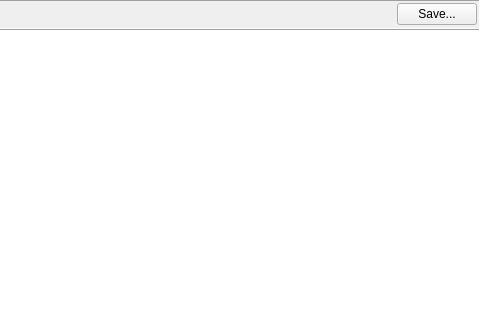
First picture: the form in jal/ui/reports/unsettled_transfers_report.ui, repository titov-vv/jal, before the edit; both pictures show x 420 to 900 and y 0 to 320 of the 900 by 500 pixel window.
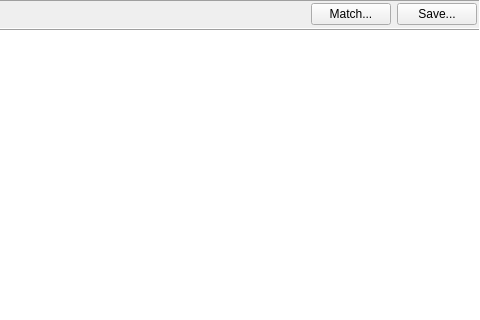
Second picture: the form after the edit. Custom widgets are drawn as their Qt base class.

Commit message: Manual trasfer match dialog.

Diff of the .ui file:
```diff
--- a/jal/ui/reports/unsettled_transfers_report.ui
+++ b/jal/ui/reports/unsettled_transfers_report.ui
@@ -93,6 +93,16 @@
        </spacer>
       </item>
       <item row="0" column="4">
+       <widget class="QPushButton" name="MatchButton">
+        <property name="toolTip">
+         <string>Pair a leg that was sent with the arrival it belongs to</string>
+        </property>
+        <property name="text">
+         <string>Match...</string>
+        </property>
+       </widget>
+      </item>
+      <item row="0" column="5">
        <widget class="QPushButton" name="SaveButton">
         <property name="text">
          <string>Save...</string>
```
The commit also changes 17 other files.
